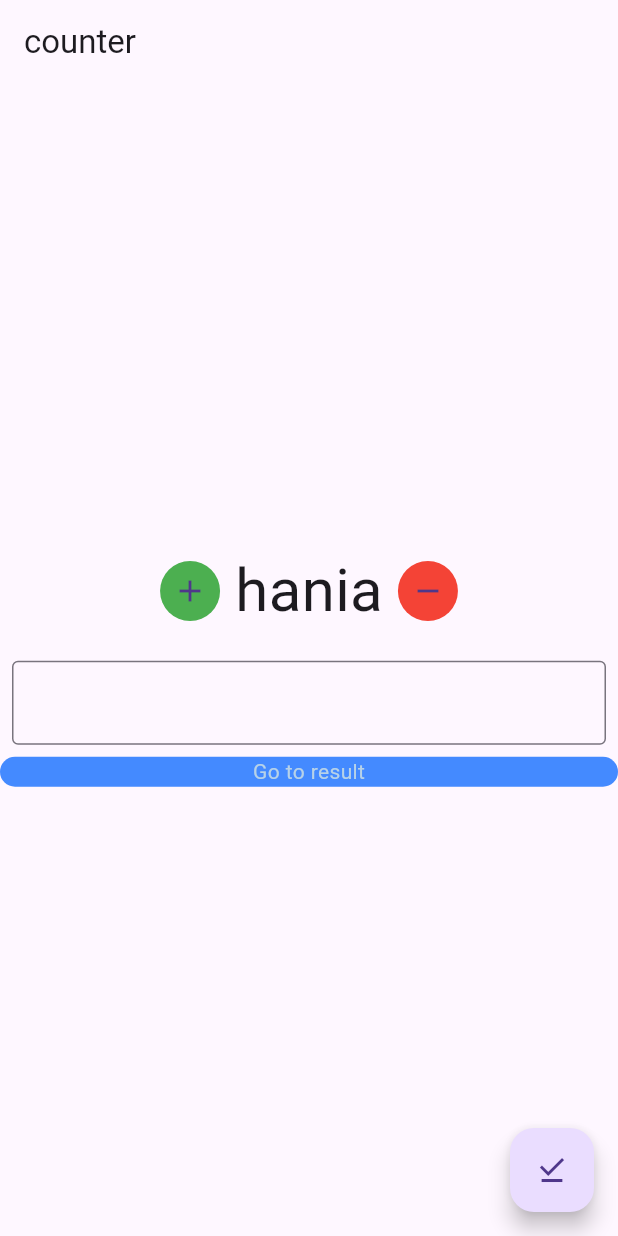
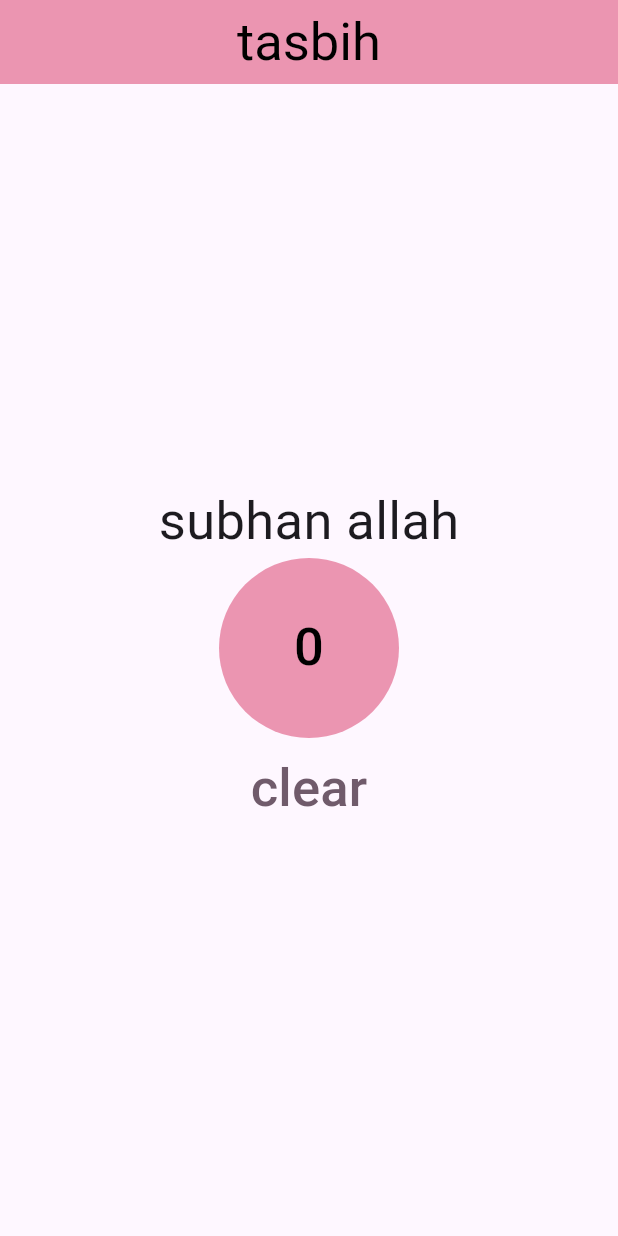
Before and after one commit to Hania976/lerning_flutter, a Flutter app: the screen it shows after launch, on a phone screen of 412 x 824 dp. Run offline on Flutter 3.47's test engine with Material 3 defaults, Android fonts, the light colour scheme and no system bars.

Commit message:
refactor: Simplify ScreenHome widget by removing unused variables and improving state management

```diff
--- a/lib/main.dart
+++ b/lib/main.dart
@@ -2,7 +2,7 @@
 
 
 import 'package:flutter/material.dart';
-import 'package:hania/view/screen_home.dart';
+import 'package:hania/view/screen_home.dart'; // Make sure this path is correct and the file contains ScreenHome widget
 
 void main(){
 runApp(MaterialApp(
--- a/lib/view/screen_home.dart
+++ b/lib/view/screen_home.dart
@@ -1,81 +1,75 @@
 import 'package:flutter/material.dart';
-import 'package:hania/view/result.dart';
 
 class ScreenHome extends StatefulWidget {
-   ScreenHome({super.key});
+  const ScreenHome({super.key});
 
   @override
   State<ScreenHome> createState() => _ScreenHomeState();
 }
 
 class _ScreenHomeState extends State<ScreenHome> {
-int a = 2;
-String name ="hania   ";
-void add() {
-    a = a + 1;
+  int a = 0;
+  List<String> tasbih = [
+    'subhan allah',
+    'alhamdullilah',
+    'allahu akbar',
+    'la ilaha illallah',
+  ];
+  void add() {
     setState(() {
-
-    });
-  }
-  void remove() {
-    a = a - 1;
-    setState(() {
-
+      a++;
     });
   }
 
   @override
   Widget build(BuildContext context) {
     return Scaffold(
-      floatingActionButton:FloatingActionButton(
-
-        onPressed:(){
-        Navigator.push(
-    context,
-    MaterialPageRoute(builder: (context) => ScreenResult(result:a, name: name,)),
-  );
-      },child: Icon(Icons.file_download_done_outlined),) ,
-      appBar:AppBar(
-      title: Text('counter'),
-
-    ),
-    body:
-    Center( child: Column(mainAxisAlignment: MainAxisAlignment.center,
-      children: [
-        Row(mainAxisAlignment: MainAxisAlignment.center,
+      appBar: AppBar(
+        backgroundColor: const Color.fromARGB(255, 235, 149, 177),
+        title: Center(
+          child: Text(
+            'tasbih',
+            style: TextStyle(fontSize: 35, color: Colors.black),
+          ),
+        ),
+      ),
+      body: Center(
+        child: Column(
+          mainAxisAlignment: MainAxisAlignment.center,
           children: [
-            CircleAvatar(child: IconButton(onPressed:  (){ add(); }, icon: Icon(Icons.add)),backgroundColor: Colors.green,),
-            Padding(
-              padding: const EdgeInsets.all(10.0),
-              child: Text(name.trim(),style:TextStyle(fontSize:40 )),
+            Text(tasbih[a], style: TextStyle(fontSize: 35)),
+            GestureDetector(
+              onTap: () {
+                setState(() {
+                  add();
+                });
+              },
+              child: CircleAvatar(
+                radius: 60,
+                backgroundColor: const Color.fromARGB(255, 235, 149, 177),
+                child: Text(
+                  '$a',
+                  style: TextStyle(fontSize: 35, color: Colors.black),
+                ),
+              ),
             ),
-            CircleAvatar (child: IconButton(onPressed:  (){ remove();}, icon: Icon(Icons.remove)),backgroundColor: Colors.red,),
+            TextButton(
+              onPressed: () {
+                setState(() {
+                  a = 0;
+                });
+              },
+              child: Text(
+                'clear',
+                style: TextStyle(
+                  fontSize: 35,
+                  color: const Color.fromARGB(255, 112, 91, 107),
+                ),
+              ),
+            ),
           ],
         ),
-        Padding(
-          padding: const EdgeInsets.all(8.0),
-          child: TextField(decoration: InputDecoration(border: OutlineInputBorder()) ,onChanged: (value) {
-name =value;
-          },),
-
-        ),
-        InkWell(onTap: () {
-          Navigator.push(
-            context,
-            MaterialPageRoute(builder: (context) => ScreenResult(result: a, name: name)),
-          );
-        },
-          child: Expanded(
-            child: Container(
-
-              decoration: BoxDecoration(
-                color: Colors.blueAccent,
-                borderRadius: BorderRadius.circular(20),
-              ),
-              child:Center(child: Text('Go to result',style:TextStyle(color:const Color.fromARGB(255, 183, 210, 232))))
-            ),
-          ),
-        )
-    ]),) ,);
+      ),
+    );
   }
 }
```
